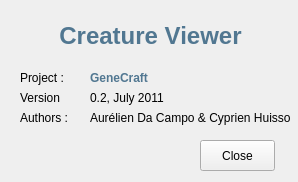
The window that src/genelab/apps/genelab/creatureviewer/ui/creatureviewerabout.ui (GeneCraft/GeneCraft-Project) describes before a commit, drawn with Qt 5.
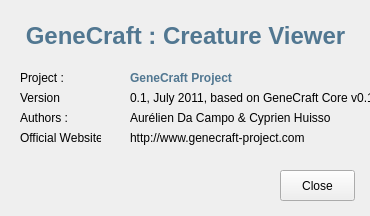
The same window after the commit. Icons and pictures are not drawn.

Diff of the .ui file:
```diff
--- a/src/genelab/apps/genelab/creatureviewer/ui/creatureviewerabout.ui
+++ b/src/genelab/apps/genelab/creatureviewer/ui/creatureviewerabout.ui
@@ -6,8 +6,8 @@
    <rect>
     <x>0</x>
     <y>0</y>
-    <width>298</width>
-    <height>182</height>
+    <width>370</width>
+    <height>216</height>
    </rect>
   </property>
   <property name="windowTitle">
@@ -22,7 +22,7 @@
     <rect>
      <x>10</x>
      <y>20</y>
-     <width>281</width>
+     <width>351</width>
      <height>31</height>
     </rect>
    </property>
@@ -37,7 +37,7 @@
     <string notr="true">color: rgb(81, 119, 145);</string>
    </property>
    <property name="text">
-    <string>Creature Viewer</string>
+    <string>GeneCraft : Creature Viewer</string>
    </property>
    <property name="alignment">
     <set>Qt::AlignCenter</set>
@@ -85,20 +85,20 @@
   <widget class="QLabel" name="label_5">
    <property name="geometry">
     <rect>
-     <x>90</x>
+     <x>130</x>
      <y>90</y>
-     <width>201</width>
+     <width>251</width>
      <height>16</height>
     </rect>
    </property>
    <property name="text">
-    <string>0.2, July 2011</string>
+    <string>0.1, July 2011, based on GeneCraft Core v0.1</string>
    </property>
   </widget>
   <widget class="QLabel" name="label_6">
    <property name="geometry">
     <rect>
-     <x>90</x>
+     <x>130</x>
      <y>110</y>
      <width>201</width>
      <height>16</height>
@@ -111,7 +111,7 @@
   <widget class="QLabel" name="label_7">
    <property name="geometry">
     <rect>
-     <x>90</x>
+     <x>130</x>
      <y>70</y>
      <width>201</width>
      <height>16</height>
@@ -127,14 +127,14 @@
     <string notr="true">color: rgb(81, 119, 145);</string>
    </property>
    <property name="text">
-    <string>GeneCraft</string>
+    <string>GeneCraft Project</string>
    </property>
   </widget>
   <widget class="QPushButton" name="pushButton">
    <property name="geometry">
     <rect>
-     <x>200</x>
-     <y>140</y>
+     <x>280</x>
+     <y>170</y>
      <width>75</width>
      <height>31</height>
     </rect>
@@ -143,6 +143,32 @@
     <string>Close</string>
    </property>
   </widget>
+  <widget class="QLabel" name="label_8">
+   <property name="geometry">
+    <rect>
+     <x>130</x>
+     <y>130</y>
+     <width>201</width>
+     <height>16</height>
+    </rect>
+   </property>
+   <property name="text">
+    <string>http://www.genecraft-project.com</string>
+   </property>
+  </widget>
+  <widget class="QLabel" name="label_9">
+   <property name="geometry">
+    <rect>
+     <x>20</x>
+     <y>130</y>
+     <width>81</width>
+     <height>16</height>
+    </rect>
+   </property>
+   <property name="text">
+    <string>Official Website :</string>
+   </property>
+  </widget>
  </widget>
  <resources>
   <include location="../../../../core/ressources/ressources.qrc"/>
```
